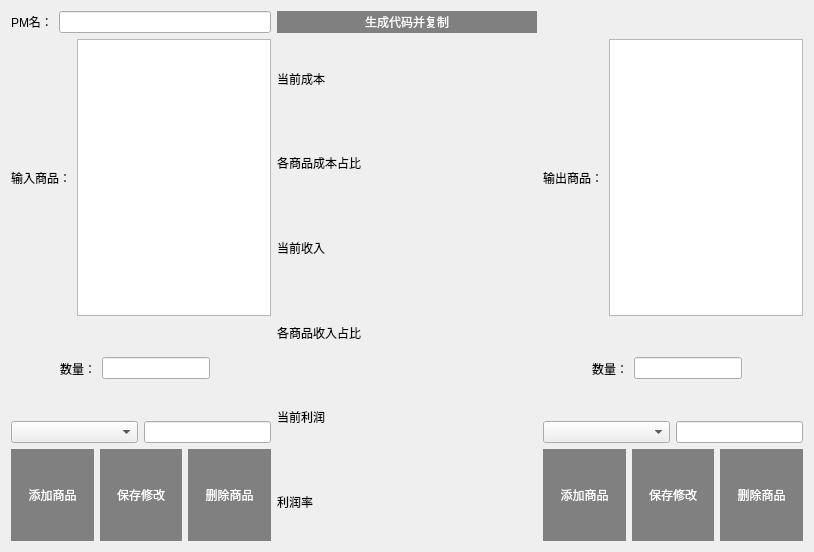
Pactivsa/V3-Edit, file UI/pm.ui: the form before one commit.
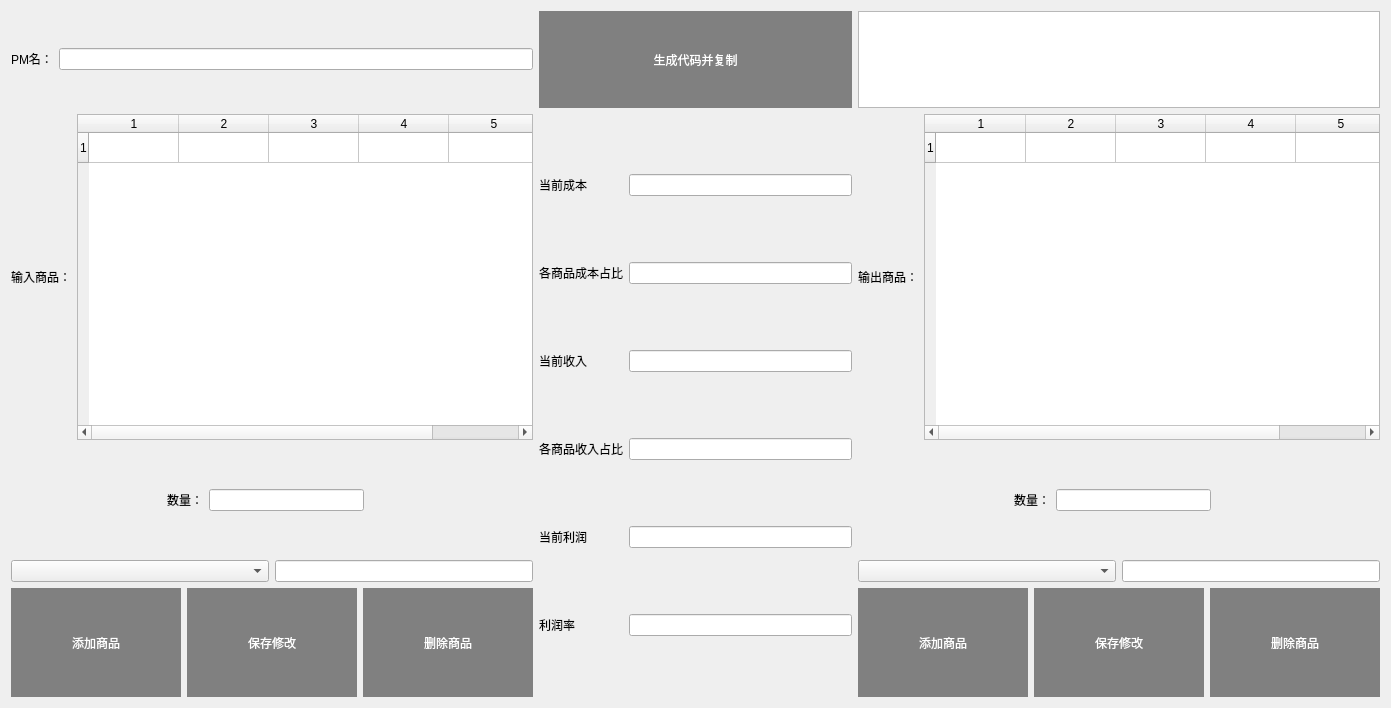
The form after the commit. Icons and pictures are not drawn. Custom widgets are drawn as their Qt base class.

Patch:
```diff
--- a/UI/pm.ui
+++ b/UI/pm.ui
@@ -6,8 +6,8 @@
    <rect>
     <x>0</x>
     <y>0</y>
-    <width>814</width>
-    <height>552</height>
+    <width>1391</width>
+    <height>708</height>
    </rect>
   </property>
   <property name="windowTitle">
@@ -21,7 +21,7 @@
   </property>
   <layout class="QGridLayout" name="gridLayout_3">
    <item row="0" column="0">
-    <layout class="QGridLayout" name="gridLayout" rowstretch="1,6" columnstretch="1,1,1">
+    <layout class="QGridLayout" name="gridLayout" rowstretch="1,6" columnstretch="5,3,5">
      <item row="0" column="0">
       <layout class="QVBoxLayout" name="verticalLayout_6">
        <item>
@@ -45,27 +45,7 @@
      </item>
      <item row="1" column="1">
       <layout class="QGridLayout" name="gridLayout_2" columnstretch="0,0">
-       <item row="1" column="0">
-        <widget class="QLabel" name="label_4">
-         <property name="styleSheet">
-          <string notr="true">font: 75 12pt &quot;微软雅黑&quot;;</string>
-         </property>
-         <property name="text">
-          <string>各商品成本占比</string>
-         </property>
-        </widget>
-       </item>
-       <item row="2" column="0">
-        <widget class="QLabel" name="label_5">
-         <property name="styleSheet">
-          <string notr="true">font: 75 12pt &quot;微软雅黑&quot;;</string>
-         </property>
-         <property name="text">
-          <string>当前收入</string>
-         </property>
-        </widget>
-       </item>
-       <item row="3" column="0">
+       <item row="4" column="0">
         <widget class="QLabel" name="label_8">
          <property name="styleSheet">
           <string notr="true">font: 75 12pt &quot;微软雅黑&quot;;</string>
@@ -75,24 +55,7 @@
          </property>
         </widget>
        </item>
-       <item row="0" column="0">
-        <widget class="QLabel" name="label_2">
-         <property name="styleSheet">
-          <string notr="true">font: 75 12pt &quot;微软雅黑&quot;;</string>
-         </property>
-         <property name="text">
-          <string>当前成本</string>
-         </property>
-        </widget>
-       </item>
-       <item row="0" column="1">
-        <widget class="QLabel" name="label_3">
-         <property name="text">
-          <string/>
-         </property>
-        </widget>
-       </item>
-       <item row="4" column="0">
+       <item row="5" column="0">
         <widget class="QLabel" name="label_11">
          <property name="styleSheet">
           <string notr="true">font: 75 12pt &quot;微软雅黑&quot;;</string>
@@ -102,7 +65,20 @@
          </property>
         </widget>
        </item>
-       <item row="5" column="0">
+       <item row="2" column="0">
+        <widget class="QLabel" name="label_4">
+         <property name="styleSheet">
+          <string notr="true">font: 75 12pt &quot;微软雅黑&quot;;</string>
+         </property>
+         <property name="text">
+          <string>各商品成本占比</string>
+         </property>
+        </widget>
+       </item>
+       <item row="0" column="1">
+        <widget class="LineEdit" name="lineEdit"/>
+       </item>
+       <item row="6" column="0">
         <widget class="QLabel" name="label_14">
          <property name="styleSheet">
           <string notr="true">font: 75 12pt &quot;微软雅黑&quot;;</string>
@@ -112,45 +88,49 @@
          </property>
         </widget>
        </item>
-       <item row="1" column="1">
-        <widget class="QLabel" name="label_15">
+       <item row="3" column="0">
+        <widget class="QLabel" name="label_5">
+         <property name="styleSheet">
+          <string notr="true">font: 75 12pt &quot;微软雅黑&quot;;</string>
+         </property>
          <property name="text">
-          <string/>
+          <string>当前收入</string>
+         </property>
+        </widget>
+       </item>
+       <item row="0" column="0">
+        <widget class="QLabel" name="label_2">
+         <property name="styleSheet">
+          <string notr="true">font: 75 12pt &quot;微软雅黑&quot;;</string>
+         </property>
+         <property name="text">
+          <string>当前成本</string>
          </property>
         </widget>
        </item>
        <item row="2" column="1">
-        <widget class="QLabel" name="label_16">
-         <property name="text">
-          <string/>
-         </property>
-        </widget>
+        <widget class="LineEdit" name="LineEdit_2"/>
        </item>
        <item row="3" column="1">
-        <widget class="QLabel" name="label_17">
-         <property name="text">
-          <string/>
-         </property>
-        </widget>
+        <widget class="LineEdit" name="lineEdit_6"/>
        </item>
        <item row="4" column="1">
-        <widget class="QLabel" name="label_18">
-         <property name="text">
-          <string/>
-         </property>
-        </widget>
+        <widget class="LineEdit" name="LineEdit_0"/>
        </item>
        <item row="5" column="1">
-        <widget class="QLabel" name="label_19">
-         <property name="text">
-          <string/>
-         </property>
-        </widget>
+        <widget class="LineEdit" name="lineEdit_8"/>
+       </item>
+       <item row="6" column="1">
+        <widget class="LineEdit" name="lineEdit_9"/>
        </item>
       </layout>
      </item>
      <item row="0" column="2">
-      <layout class="QVBoxLayout" name="verticalLayout_2"/>
+      <layout class="QVBoxLayout" name="verticalLayout_2">
+       <item>
+        <widget class="TextEdit" name="TextEdit"/>
+       </item>
+      </layout>
      </item>
      <item row="0" column="1">
       <layout class="QHBoxLayout" name="horizontalLayout_2">
@@ -162,6 +142,12 @@
            <verstretch>0</verstretch>
           </sizepolicy>
          </property>
+         <property name="minimumSize">
+          <size>
+           <width>0</width>
+           <height>60</height>
+          </size>
+         </property>
          <property name="styleSheet">
           <string notr="true">QPushButton{
 border:none;
@@ -275,6 +261,12 @@
         <layout class="QHBoxLayout" name="horizontalLayout_9" stretch="1,0">
          <item>
           <widget class="QLabel" name="label_6">
+           <property name="maximumSize">
+            <size>
+             <width>60</width>
+             <height>16777215</height>
+            </size>
+           </property>
            <property name="focusPolicy">
             <enum>Qt::NoFocus</enum>
            </property>
@@ -287,10 +279,28 @@
           </widget>
          </item>
          <item>
-          <widget class="QTableView" name="tableView_2">
-           <property name="styleSheet">
-            <string notr="true">background-image: url(:/780.jpg);</string>
+          <widget class="TableWidget" name="tableWidget_goods">
+           <property name="sizePolicy">
+            <sizepolicy hsizetype="MinimumExpanding" vsizetype="Expanding">
+             <horstretch>0</horstretch>
+             <verstretch>0</verstretch>
+            </sizepolicy>
            </property>
+           <property name="rowCount">
+            <number>1</number>
+           </property>
+           <property name="columnCount">
+            <number>5</number>
+           </property>
+           <attribute name="horizontalHeaderDefaultSectionSize">
+            <number>90</number>
+           </attribute>
+           <row/>
+           <column/>
+           <column/>
+           <column/>
+           <column/>
+           <column/>
           </widget>
          </item>
         </layout>
@@ -318,7 +328,7 @@
           </widget>
          </item>
          <item>
-          <widget class="QLineEdit" name="lineEdit_6"/>
+          <widget class="QLineEdit" name="lineEdit_16"/>
          </item>
          <item>
           <widget class="QLabel" name="label_10">
@@ -445,6 +455,12 @@
         <layout class="QHBoxLayout" name="horizontalLayout_13" stretch="0,0">
          <item>
           <widget class="QLabel" name="label_7">
+           <property name="maximumSize">
+            <size>
+             <width>60</width>
+             <height>16777215</height>
+            </size>
+           </property>
            <property name="focusPolicy">
             <enum>Qt::NoFocus</enum>
            </property>
@@ -457,10 +473,28 @@
           </widget>
          </item>
          <item>
-          <widget class="QTableView" name="tableView">
-           <property name="styleSheet">
-            <string notr="true">background-image: url(:/780.jpg);</string>
+          <widget class="TableWidget" name="tableWidget">
+           <property name="sizePolicy">
+            <sizepolicy hsizetype="MinimumExpanding" vsizetype="Expanding">
+             <horstretch>0</horstretch>
+             <verstretch>0</verstretch>
+            </sizepolicy>
            </property>
+           <property name="rowCount">
+            <number>1</number>
+           </property>
+           <property name="columnCount">
+            <number>5</number>
+           </property>
+           <attribute name="horizontalHeaderDefaultSectionSize">
+            <number>90</number>
+           </attribute>
+           <row/>
+           <column/>
+           <column/>
+           <column/>
+           <column/>
+           <column/>
           </widget>
          </item>
         </layout>
@@ -488,7 +522,7 @@
           </widget>
          </item>
          <item>
-          <widget class="QLineEdit" name="lineEdit"/>
+          <widget class="QLineEdit" name="lineEdit_10"/>
          </item>
          <item>
           <widget class="QLabel" name="label_13">
@@ -528,6 +562,23 @@
    </item>
   </layout>
  </widget>
+ <customwidgets>
+  <customwidget>
+   <class>LineEdit</class>
+   <extends>QLineEdit</extends>
+   <header>qfluentwidgets</header>
+  </customwidget>
+  <customwidget>
+   <class>TextEdit</class>
+   <extends>QTextEdit</extends>
+   <header>qfluentwidgets</header>
+  </customwidget>
+  <customwidget>
+   <class>TableWidget</class>
+   <extends>QTableWidget</extends>
+   <header>qfluentwidgets</header>
+  </customwidget>
+ </customwidgets>
  <resources>
   <include location="我不知道我抄csdn的.qrc"/>
  </resources>
```
Left out of the diff: 14 changed lines with no effect on the pictures.
